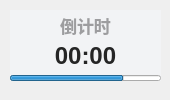
Before: the Qt Designer form ui/minimize/widget-countdown.ui in RinLit-233-shiroko/Class-Widgets, drawn with Qt 5.
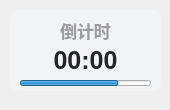
After: the same form once the commit is applied. Custom widgets are drawn as their Qt base class.

```diff
--- a/ui/minimize/widget-countdown.ui
+++ b/ui/minimize/widget-countdown.ui
@@ -7,7 +7,7 @@
     <x>0</x>
     <y>0</y>
     <width>170</width>
-    <height>100</height>
+    <height>110</height>
    </rect>
   </property>
   <property name="minimumSize">
@@ -28,9 +28,9 @@
   <widget class="ProgressBar" name="progressBar">
    <property name="geometry">
     <rect>
-     <x>10</x>
-     <y>75</y>
-     <width>151</width>
+     <x>20</x>
+     <y>80</y>
+     <width>131</width>
      <height>6</height>
     </rect>
    </property>
@@ -74,7 +74,7 @@
      <x>10</x>
      <y>10</y>
      <width>151</width>
-     <height>31</height>
+     <height>41</height>
     </rect>
    </property>
    <property name="font">
@@ -105,13 +105,13 @@
      <x>20</x>
      <y>30</y>
      <width>131</width>
-     <height>51</height>
+     <height>61</height>
     </rect>
    </property>
    <property name="font">
     <font>
      <family>Microsoft YaHei UI</family>
-     <pointsize>18</pointsize>
+     <pointsize>19</pointsize>
      <weight>75</weight>
      <bold>true</bold>
     </font>
@@ -137,11 +137,12 @@
      <x>10</x>
      <y>10</y>
      <width>151</width>
-     <height>71</height>
+     <height>81</height>
     </rect>
    </property>
    <property name="styleSheet">
-    <string notr="true">background-color: rgba(242, 243, 245, 255);</string>
+    <string notr="true">background-color: rgba(242, 243, 245, 255);
+border-radius: 8px</string>
    </property>
    <property name="text">
     <string/>
```
